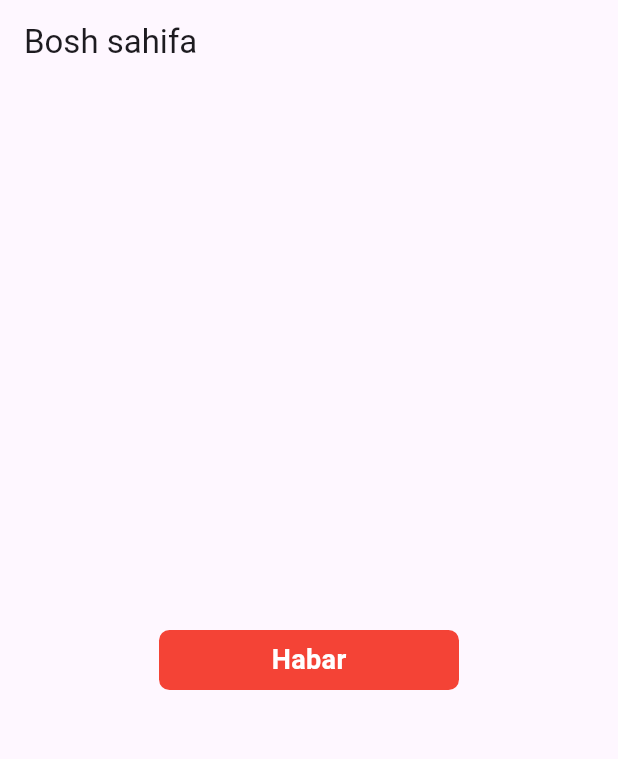
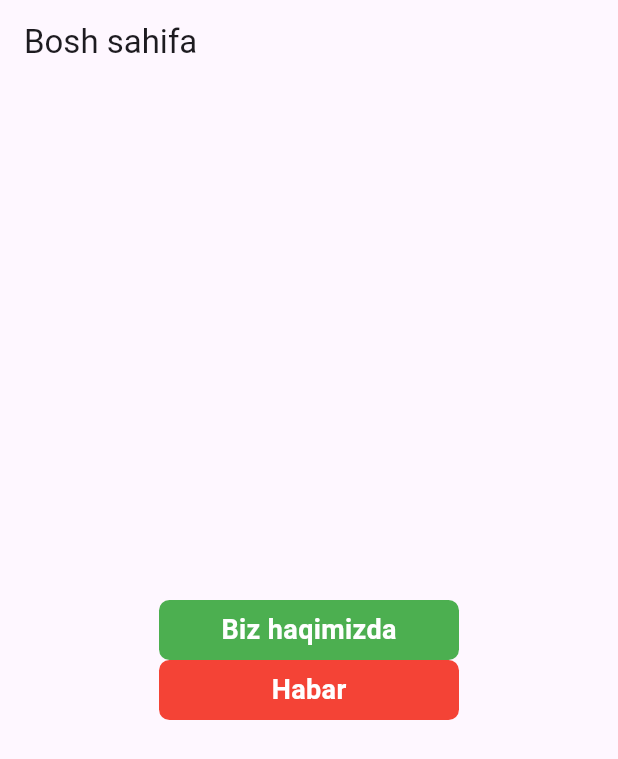
Before and after one commit to ErkinjonYusupov/lesson_4_flutter, a Flutter app: the screen it shows after launch, on a phone screen of 412 x 824 dp. Shown: the top 759 px of the screen. Run offline on Flutter 3.47's test engine with Material 2 defaults, Android fonts, the phone set to English and light mode, and no system bars; our stand-ins replace get.

Commit message:
buttondi komentdan chiqardik

```diff
--- a/lib/pages/HomePage.dart
+++ b/lib/pages/HomePage.dart
@@ -21,15 +21,15 @@ class _HomePageState extends State<HomePage> {
         child: Column(
           mainAxisAlignment: MainAxisAlignment.center,
           children: [
-            // SizedBox(
-            //     width: 200,
-            //     child: Button(
-            //       text: "Biz haqimizda",
-            //       color: Colors.green,
-            //       click: () {
-            //         Get.to(() =>const AboutPage());
-            //       },
-            //     )),
+            SizedBox(
+                width: 200,
+                child: Button(
+                  text: "Biz haqimizda",
+                  color: Colors.green,
+                  click: () {
+                    Get.to(() =>const AboutPage());
+                  },
+                )),
             SizedBox(
                 width: 200,
                 child: Button(
```
